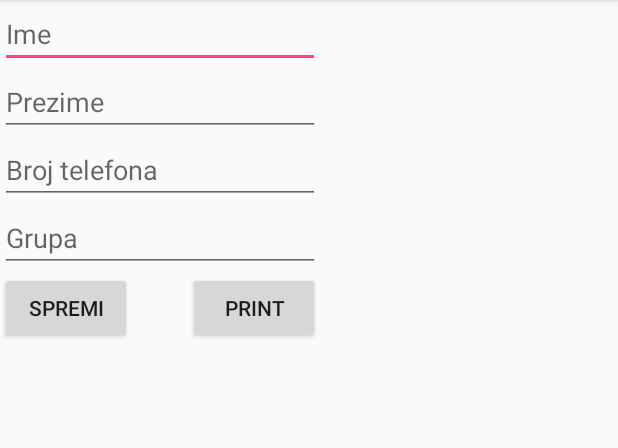
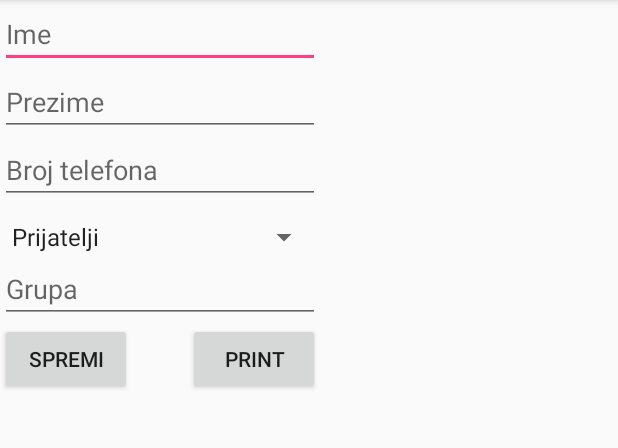
Before and after one commit to vanjs83/TelefonskiImenik, an Android app: the screen it shows after launch (MainActivity), on a phone screen of 412 x 824 dp, the part 84-532 px from its top. Run offline under Robolectric (Android 15) with nearby library versions, the phone set to English and light mode, and no system bars; libraries missing offline, so code that uses them is left out: com.itextpdf.text; 1 statement that could not run was skipped.

Commit message:
ubacio  spinner

```diff
--- a/app/src/main/java/com/imenik/osmibit/telefonskiimenik/DatabaseHandler.java
+++ b/app/src/main/java/com/imenik/osmibit/telefonskiimenik/DatabaseHandler.java
@@ -49,11 +49,11 @@ public class DatabaseHandler extends SQLiteOpenHelper {
          //Table for contacts
         String CREATE_CONTACTS_TABLE = "CREATE TABLE " + TABLE_CONTACTS + "("
                 + KEY_ID + " INTEGER PRIMARY KEY AUTOINCREMENT,"
-                + KEY_GROUP + " INTEGER NOT NULL,"
+                + KEY_GROUP + " INTEGER,"
                 + KEY_NAME + " TEXT,"
                 + KEY_SURNAME + " TEXT,"
                 + KEY_PH_NO + " TEXT"
-                + "FOREIGN KEY (" + KEY_GROUP + ") REFERENCES " + TABLE_GROUP + "(" + KEY_GROUP + ")"
+              //  + "FOREIGN KEY(" + KEY_GROUP + ") REFERENCES " + TABLE_GROUP + "(" + KEY_GROUP  +")"
                 + ");";
       // db.execSQL(CREATE_CONTACTS_TABLE);
 
@@ -115,7 +115,7 @@ public class DatabaseHandler extends SQLiteOpenHelper {
     Contact getContact(int id) {
         SQLiteDatabase db = this.getReadableDatabase();
 
-        Cursor cursor = db.query(TABLE_CONTACTS, new String[] { KEY_ID,
+        Cursor cursor = db.query(TABLE_CONTACTS, new String[] { KEY_ID, KEY_GROUP,
                         KEY_NAME, KEY_SURNAME, KEY_PH_NO }, KEY_ID + "=?",
                 new String[] { String.valueOf(id) }, null, null, null, null);
         if (cursor != null)
--- a/app/src/main/java/com/imenik/osmibit/telefonskiimenik/MainActivity.java
+++ b/app/src/main/java/com/imenik/osmibit/telefonskiimenik/MainActivity.java
@@ -14,8 +14,11 @@ import android.os.Bundle;
 import android.util.Log;
 import android.view.Menu;
 import android.view.View;
+import android.widget.AdapterView;
+import android.widget.ArrayAdapter;
 import android.widget.Button;
 import android.widget.EditText;
+import android.widget.Spinner;
 import android.widget.Toast;
 
 import com.itextpdf.text.DocumentException;
@@ -38,14 +41,15 @@ import java.util.ArrayList;
 import java.util.List;
 import static com.itextpdf.text.Element.ALIGN_LEFT;
 
-public class MainActivity extends AppCompatActivity {
+public class MainActivity extends AppCompatActivity implements AdapterView.OnItemSelectedListener{
 
     //AppCompatActivity
     EditText mName, mSurname, mNumber, mGroup;
+    Spinner mSpinner;
     Button mButtSave, mButtPrint;
     public String name, surname, telNumber;
     DatabaseHandler db;
-    List<Contact> contact;
+    int Position=0;
     @Override
     protected void onCreate(Bundle savedInstanceState) {
         super.onCreate(savedInstanceState);
@@ -57,11 +61,16 @@ public class MainActivity extends AppCompatActivity {
         mGroup = (EditText) findViewById(R.id.editGroup);
         mButtSave = (Button) findViewById(R.id.button);
         mButtPrint = (Button) findViewById(R.id.buttonprint);
+        mSpinner = (Spinner) findViewById(R.id.spinner);
+        mSpinner.setOnItemSelectedListener(this);
+        int i=0;
 
 
-        //Creates
+        // creates
         db = new DatabaseHandler(this);
 
+
+        //Add group
         boolean insert = db.addGroup(new Group("Prijatelji"));
         if (insert == false) {
             Toast.makeText(getApplicationContext(), "Group not inserted", Toast.LENGTH_LONG).show();
@@ -71,15 +80,46 @@ public class MainActivity extends AppCompatActivity {
         db.addGroup(new Group("Posao"));
         db.addGroup(new Group("Obitelj"));
         StringBuffer buffer = new StringBuffer();
-        List<Group> contact = db.getAllGroups();
-        for(Group cn : contact) {
+        List<Group> group = db.getAllGroups();
+        String[] str= new String[group.size()];
+        for(Group cn : group) {
             String con = "Id: " + cn.getID()  + " ,Name: " + cn.getName();
+                   str[i++] = cn.getName();
             buffer.append(con).append("\n");
         }
+
+
+
+        //edit group into spinner
+        ArrayAdapter aa = new ArrayAdapter(this,android.R.layout.simple_spinner_item, str);
+        aa.setDropDownViewResource(android.R.layout.simple_spinner_dropdown_item);
+        //Setting the ArrayAdapter data on the Spinner
+        mSpinner.setAdapter(aa);
 
         //createPDF(buffer);
 
         }
+
+
+
+    //Performing action onItemSelected and onNothing selected
+    @Override
+    public void onItemSelected(AdapterView<?> arg0, View arg1, int position, long id) {
+        Toast.makeText(getApplicationContext(), position , Toast.LENGTH_LONG).show();
+        Position=position;
+
+
+
+    }
+
+
+    @Override
+    public void onNothingSelected(AdapterView<?> arg0) {
+// TODO Auto-generated method stub
+
+    }
+
+
 
 
     public void onSaveContact(View view) {
@@ -92,8 +132,10 @@ public class MainActivity extends AppCompatActivity {
         telNumber = mNumber.getText().toString();
         System.out.println("TELNUBER:" + telNumber);
 
-        boolean insert = db.addContact(new Contact(0, name, surname, telNumber));
-
+        // creates
+        db = new DatabaseHandler(this);
+                                               //position
+        boolean insert = db.addContact(new Contact(Position, name, surname, telNumber));
 
         if (insert == false) {
             Toast.makeText(getApplicationContext(), "Contact not inserted", Toast.LENGTH_LONG).show();
@@ -115,8 +157,10 @@ public class MainActivity extends AppCompatActivity {
 
 
     public void onPrintContact(View view) {
-            //  writePdf();
 
+
+
+/*
         StringBuffer buffer = new StringBuffer();
         Cursor records = db.getAllRecords();
         if(records.getCount() == 0)
@@ -134,6 +178,7 @@ public class MainActivity extends AppCompatActivity {
                   buffer.append("Name: " + records.getString(6)).append("\n\n");
         }
         createPDF(buffer);
+        */
     }
 
 
--- a/app/src/main/res/layout/activity_main.xml
+++ b/app/src/main/res/layout/activity_main.xml
@@ -36,13 +36,22 @@
         tools:ignore="HardcodedText" />
 
 
+    <Spinner
+        android:id="@+id/spinner"
+        android:layout_width="match_parent"
+        android:layout_height="wrap_content"
+        android:layout_below="@+id/editNumber"
+        android:layout_alignRight="@+id/editNumber"
+        android:layout_marginTop="10sp"/>
+
+
     <EditText
         android:id="@+id/editGroup"
         android:layout_width="match_parent"
         android:layout_height="wrap_content"
         android:layout_alignParentLeft="true"
         android:layout_alignParentStart="true"
-        android:layout_below="@+id/editNumber"
+        android:layout_below="@+id/spinner"
         android:layout_alignRight="@+id/editNumber"
         android:layout_alignEnd="@+id/editNumber"
         android:hint="Grupa"
@@ -70,4 +79,6 @@
         android:text="Print" />
 
 
+
+
 </RelativeLayout>
```
